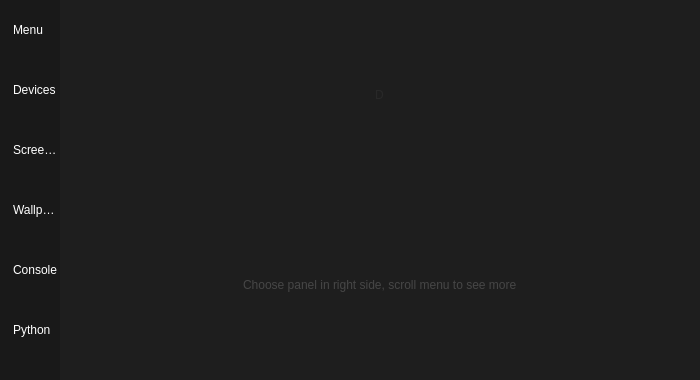
Before: the Qt Designer form admin/gui/gui.ui in BarsTiger/daunRat, drawn with Qt 5.
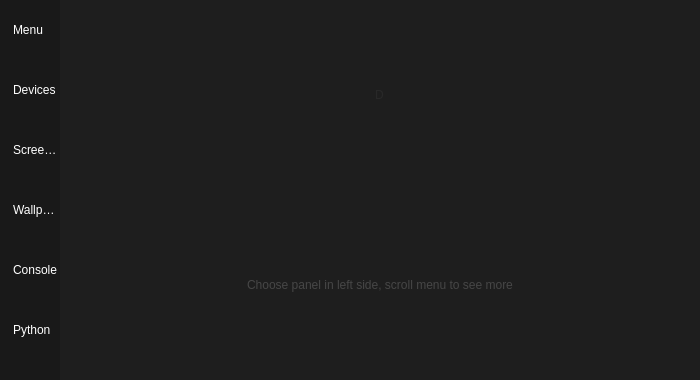
After: the same form once the commit is applied. Icons and pictures are not drawn.

Commit message: ahh, its left, not right side...

What changed in the file:
```diff
--- a/admin/gui/gui.ui
+++ b/admin/gui/gui.ui
@@ -517,7 +517,7 @@
            <string notr="true">color: rgb(70, 70, 70);</string>
           </property>
           <property name="text">
-           <string>Choose panel in right side, scroll menu to see more</string>
+           <string>Choose panel in left side, scroll menu to see more</string>
           </property>
          </widget>
         </item>
```
The commit also changes 1 other file.
